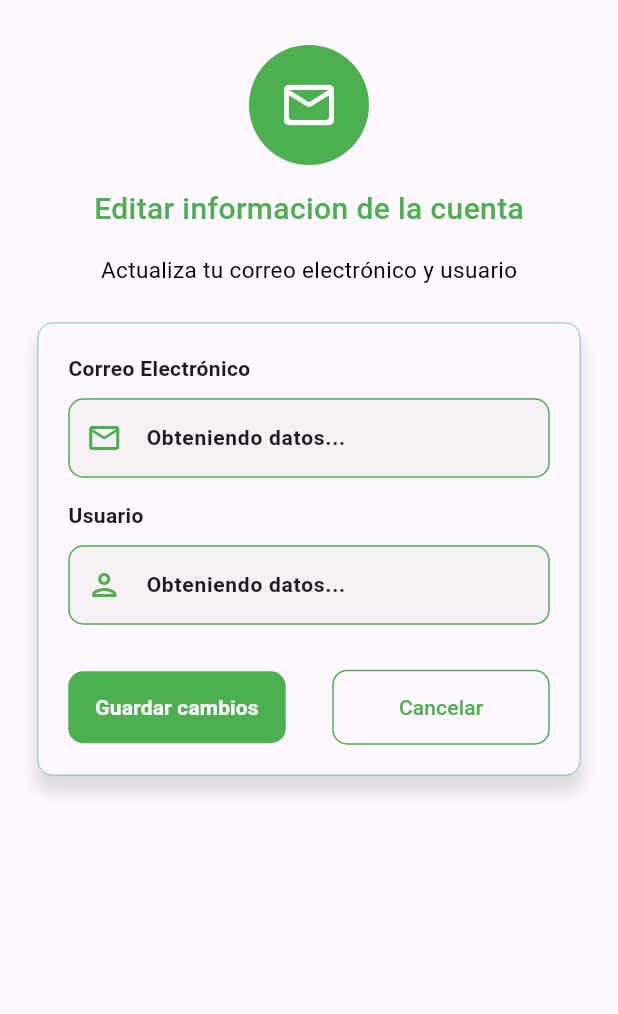
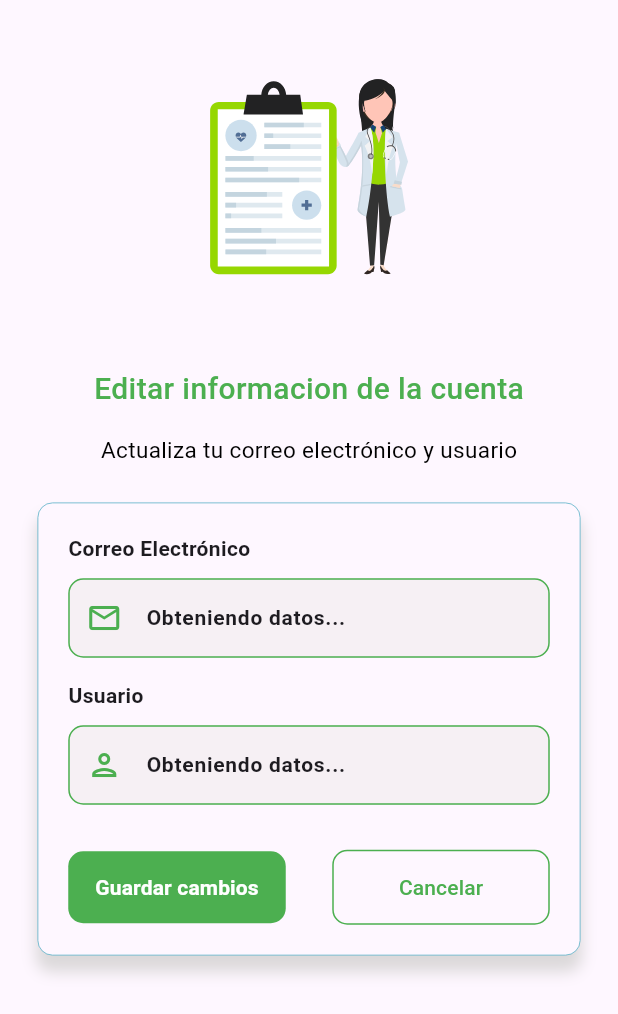
Before and after one commit to kronen9999/mediCare, a Flutter app: the Cuidadorperfilinformacioncuentascreen widget shown alone on an empty page, opened directly with empty values, on a phone screen of 412 x 824 dp. Shown: the top 1014 px of the screen. Run offline on Flutter 3.47's test engine with Material 3 defaults, Android fonts, the phone set to English and light mode, and no system bars; our stand-ins replace flutter_local_notifications, flutter_svg, google_generative_ai, lottie, numberpicker, shared_preferences and 2 more; missing offline and left inert: flutter_ai_toolkit; accounts and stored records are empty; network calls fail.

Commit message:
Se ha agregado un icono animado al apartado de editar informacion del perfil y editar informacion de la cuenta

```diff
--- a/lib/screens/cuidador/perfil/cuidadorperfilinformacioncuentascreen.dart
+++ b/lib/screens/cuidador/perfil/cuidadorperfilinformacioncuentascreen.dart
@@ -1,4 +1,5 @@
 import 'package:flutter/material.dart';
+import 'package:lottie/lottie.dart';
 import 'package:medicare/models/cuidadores/perfil/cuidadores_perfil_actualizarinformacioncuenta.dart';
 import 'package:medicare/models/cuidadores/perfil/cuidadores_perfil_obtenerperfilbasico.dart';
 import 'package:medicare/repositories/cuidadores/cuidadores_repository_global.dart';
@@ -22,12 +23,18 @@ class Cuidadorperfilinformacioncuentascreen extends StatefulWidget {
 }
 
 class _CuidadorperfilinformacioncuentascreenState
-    extends State<Cuidadorperfilinformacioncuentascreen> {
+    extends State<Cuidadorperfilinformacioncuentascreen>
+    with TickerProviderStateMixin {
   String? correoE = "Obteniendo datos...";
   String? usuario = "Obteniendo datos...";
 
   TextEditingController correoEController = TextEditingController();
   TextEditingController usuarioEController = TextEditingController();
+
+  late final AnimationController _controller = AnimationController(
+    duration: const Duration(seconds: 5),
+    vsync: this,
+  );
 
   @override
   void initState() {
@@ -41,6 +48,7 @@ class _CuidadorperfilinformacioncuentascreenState
   void dispose() {
     correoEController.dispose();
     usuarioEController.dispose();
+    _controller.dispose();
     super.dispose();
   }
 
@@ -50,20 +58,21 @@ class _CuidadorperfilinformacioncuentascreenState
       child: Column(
         children: [
           Padding(
-            padding: const EdgeInsets.only(top: 30.0),
-            child: Container(
-              decoration: BoxDecoration(
-                color: Colors.green,
-                borderRadius: BorderRadius.circular(50),
-              ),
-              child: Padding(
-                padding: const EdgeInsets.all(20),
-                child: Icon(
-                  Icons.mail_outline_rounded,
-                  color: Colors.white,
-                  size: 40,
-                ),
-              ),
+            padding: const EdgeInsets.only(top: 10),
+            child: Lottie.asset(
+              repeat: true,
+              reverse: true,
+              frameRate: FrameRate(60),
+              'assets/images/informacionc.json',
+              controller: _controller,
+              width: 220,
+              height: 220,
+              fit: BoxFit.fill,
+              onLoaded: (composition) {
+                if (mounted) {
+                  _controller.repeat();
+                }
+              },
             ),
           ),
           Padding(
```
Also changed, not shown: lib/screens/cuidador/perfil/cuidadorperfilinformacionpersonalscreen.dart (+24 -15 lines).
